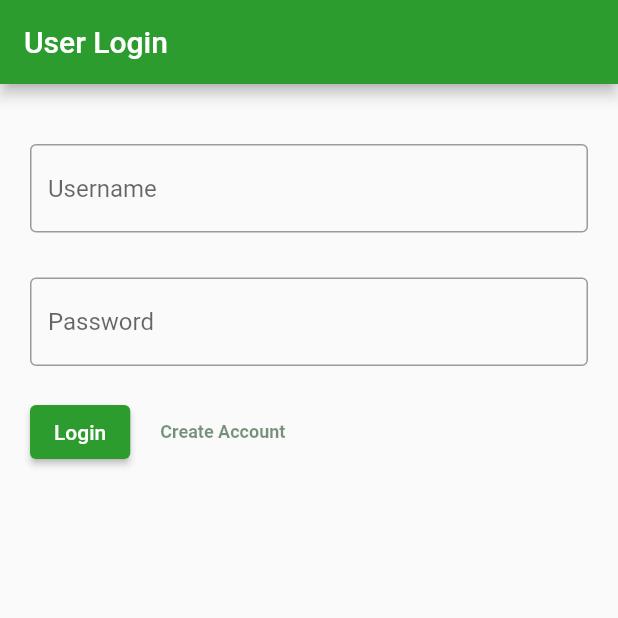
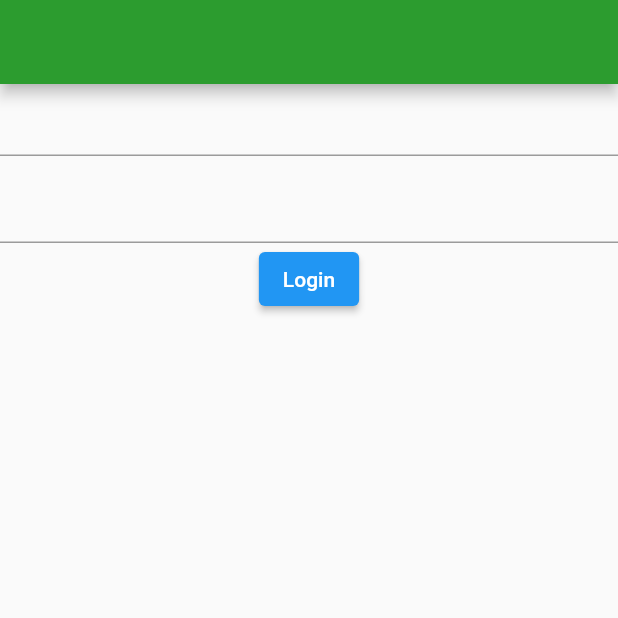
Before and after one commit to SkarnerV/NovelWeb, a Flutter app: the screen it shows after launch, on a phone screen of 412 x 824 dp, the top half of it. Run offline on Flutter 3.47's test engine with Material 2 defaults, Android fonts, the phone set to English and light mode, and no system bars; our stand-ins replace bloc, equatable, flutter_bloc, shared_preferences.

Commit message:
user login

```diff
--- a/lib/cubit/app_cubit_logics.dart
+++ b/lib/cubit/app_cubit_logics.dart
@@ -1,7 +1,7 @@
 import 'package:flutter/material.dart';
 import 'package:flutter/src/foundation/key.dart';
 import 'package:flutter/src/widgets/framework.dart';
-import 'package:novel/UI/Pages/index.dart';
+import 'package:novel/UI/Pages/main_page.dart';
 import 'package:novel/cubit/app_cubit_states.dart';
 import 'package:novel/cubit/app_cubits.dart';
 import 'package:flutter_bloc/flutter_bloc.dart';
@@ -20,7 +20,7 @@ class _AppCubitLogicsState extends State<AppCubitLogics> {
     return Scaffold(
       body: BlocBuilder<AppCubits, CubitStates>(builder: (context, state) {
         if (state is LoginState) {
-          return Login();
+          return LoginPage();
         } else if (state is HomeState) {
           return MainPage();
         } else {
--- a/lib/login/login.dart
+++ b/lib/login/login.dart
@@ -2,79 +2,130 @@ import 'package:flutter/material.dart';
 import 'package:novel/UI/Widgets/app_text.dart';
 import 'package:novel/cubit/app_cubit_states.dart';
 import 'package:novel/cubit/app_cubits.dart';
+import 'package:shared_preferences/shared_preferences.dart';
 import '../shelf/index.dart';
 import '../util/colors.dart';
 import 'package:flutter_bloc/flutter_bloc.dart';
+import '../services/user_service.dart';
+import 'package:novel/UI/Pages/main_page.dart';
 
 // Create a Form widget.
-class Login extends StatelessWidget {
-  Login({Key? key}) : super(key: key);
-  final _formKey = GlobalKey<FormState>();
+class LoginPage extends StatefulWidget {
+  @override
+  _LoginPageState createState() => _LoginPageState();
+}
+
+class _LoginPageState extends State<LoginPage> {
+  bool _isLoading = false;
+
+  final TextEditingController usernameController = new TextEditingController();
+  final TextEditingController passwordController = new TextEditingController();
 
   @override
   Widget build(BuildContext context) {
     return Scaffold(
-        appBar: AppBar(
-            backgroundColor: AppColors.mainColor, title: Text("User Login")),
-        resizeToAvoidBottomInset: false,
-        body: SingleChildScrollView(
-            child: Form(
-                key: _formKey,
-                child: Container(
-                  padding: EdgeInsets.only(left: 20, right: 20),
+        appBar: AppBar(backgroundColor: AppColors.mainColor),
+        body: Container(
             child: Column(
-                    crossAxisAlignment: CrossAxisAlignment.start,
           children: [
-                      SizedBox(
-                        height: 40,
-                      ),
-                      Container(
-                        decoration: BoxDecoration(
-                            borderRadius: BorderRadius.circular(30)),
-                        child: TextField(
-                          // The validator receives the text that the user has entered.
-                          decoration: InputDecoration(
-                            border: OutlineInputBorder(),
-                            hintText: 'Username',
-                          ),
-                        ),
+            TextField(
+              controller: usernameController,
             ),
             SizedBox(
-                        height: 30,
+              height: 10,
             ),
             TextField(
-                        // The validator receives the text that the user has entered.
-                        decoration: InputDecoration(
-                          border: OutlineInputBorder(),
-                          hintText: 'Password',
+              controller: passwordController,
             ),
+            ElevatedButton(
+              onPressed: () {
+                UserService.LoginAccount(
+                    usernameController.text, passwordController.text);
+                Navigator.of(context).pushAndRemoveUntil(
+                    MaterialPageRoute(
+                        builder: (BuildContext context) => MainPage()),
+                    (Route<dynamic> route) => false);
+                UserService.getShelf();
+              },
+              child: Text("Login"),
             ),
-                      SizedBox(height: 20),
-                      Row(
-                        children: [
-                          ElevatedButton(
-                            style: ButtonStyle(
-                                backgroundColor: MaterialStateProperty.all(
-                                    AppColors.mainColor)),
-                            onPressed: () {
-                              BlocProvider.of<AppCubits>(context).Login();
-                            },
-                            child: const Text('Login'),
-                          ),
-                          SizedBox(
-                            width: 20,
-                          ),
-                          InkWell(
-                              onTap: () {},
-                              child: AppText(
-                                text: "Create Account",
-                                size: 12,
-                                color: AppColors.subColor1,
-                              ))
           ],
-                      )
-                    ],
-                  ),
-                ))));
+        )));
+
+    // return Scaffold(
+    //     appBar: AppBar(
+    //         backgroundColor: AppColors.mainColor, title: Text("User Login")),
+    //     resizeToAvoidBottomInset: false,
+    //     body: SingleChildScrollView(
+    //         child: Container(
+    //       padding: EdgeInsets.only(left: 20, right: 20),
+    //       child: Column(
+    //         crossAxisAlignment: CrossAxisAlignment.start,
+    //         children: [
+    //           SizedBox(
+    //             height: 40,
+    //           ),
+    //           Container(
+    //             decoration:
+    //                 BoxDecoration(borderRadius: BorderRadius.circular(30)),
+    //             child: TextField(
+    //               controller: usernameController,
+    //               decoration: InputDecoration(
+    //                 border: OutlineInputBorder(),
+    //                 hintText: 'Username',
+    //               ),
+    //             ),
+    //           ),
+    //           SizedBox(
+    //             height: 30,
+    //           ),
+    //           TextField(
+    //             controller: passwordController,
+    //             decoration: InputDecoration(
+    //               border: OutlineInputBorder(),
+    //               hintText: 'Password',
+    //             ),
+    //           ),
+    //           SizedBox(height: 20),
+    //           Row(
+    //             children: [
+    //               ElevatedButton(
+    //                 style: ButtonStyle(
+    //                     backgroundColor:
+    //                         MaterialStateProperty.all(AppColors.mainColor)),
+    //                 onPressed: usernameController.text == "" ||
+    //                         passwordController.text == ""
+    //                     ? null
+    //                     : () {
+    //                         setState(() {
+    //                           _isLoading = true;
+    //                         });
+    //                         UserService.LoginAccount(usernameController.text,
+    //                             passwordController.text);
+    //                         // UserService.LoginAccount(
+    //                         //     "LollipopKit", "Lk123321");
+    //                         Navigator.of(context).pushAndRemoveUntil(
+    //                             MaterialPageRoute(
+    //                                 builder: (BuildContext context) =>
+    //                                     MainPage()),
+    //                             (Route<dynamic> route) => false);
+    //                       },
+    //                 child: const Text('Login'),
+    //               ),
+    //               SizedBox(
+    //                 width: 20,
+    //               ),
+    //               InkWell(
+    //                   onTap: () {},
+    //                   child: AppText(
+    //                     text: "Create Account",
+    //                     size: 12,
+    //                     color: AppColors.subColor1,
+    //                   ))
+    //             ],
+    //           )
+    //         ],
+    //       ),
+    //     )));
   }
 }
--- a/lib/main.dart
+++ b/lib/main.dart
@@ -1,7 +1,7 @@
 import 'package:flutter/material.dart';
 import 'package:novel/cubit/app_cubit_logics.dart';
 // import './login/login.dart';
-import 'UI/Pages/index.dart';
+import 'UI/Pages/main_page.dart';
 import 'package:novel/cubit/app_cubit_states.dart';
 import 'package:flutter_bloc/flutter_bloc.dart';
 import 'package:novel/cubit/app_cubits.dart';
@@ -15,13 +15,6 @@ class MyApp extends StatelessWidget {
 
   @override
   Widget build(BuildContext context) {
-    return MaterialApp(
-        title: 'Novel Web',
-        home: BlocProvider<AppCubits>(
-            create: (context) => AppCubits(),
-            child: BlocProvider<AppCubits>(
-              create: (context) => AppCubits(),
-              child: AppCubitLogics(),
-            )));
+    return MaterialApp(title: 'Novel Web', home: MainPage());
   }
 }
--- a/lib/shelf/index.dart
+++ b/lib/shelf/index.dart
@@ -1,6 +1,6 @@
 import 'package:flutter/material.dart';
-import '../item/bookCover.dart';
-import '../item/bookPage.dart';
+import '../UI/Widgets/item/bookCover.dart';
+import '../UI/Widgets/item/bookPage.dart';
 
 class Shelf extends StatelessWidget {
   Shelf({Key? key}) : super(key: key);
--- a/pubspec.yaml
+++ b/pubspec.yaml
@@ -40,7 +40,7 @@ dependencies:
   flutter_bloc:
   equatable:
   http:
-
+  shared_preferences: any
 
 dev_dependencies:
   flutter_test:
```
Also changed, not shown: lib/UI/Pages/main_page.dart (renamed from lib/UI/Pages/index.dart, +20 -3 lines), lib/UI/Pages/profile.dart (+37 -29 lines), lib/services/user_service.dart (+32 -5 lines), lib/Pages--/home.dart (renamed from lib/Pages/home.dart), lib/UI/Widgets/item/bookCover.dart (renamed from lib/item/bookCover.dart), lib/UI/Widgets/item/bookPage.dart (renamed from lib/item/bookPage.dart), lib/searchPage--/SearchPage.dart (renamed from lib/searchPage/SearchPage.dart), pubspec.lock. Lines whose indentation alone changed are shown as unchanged.
